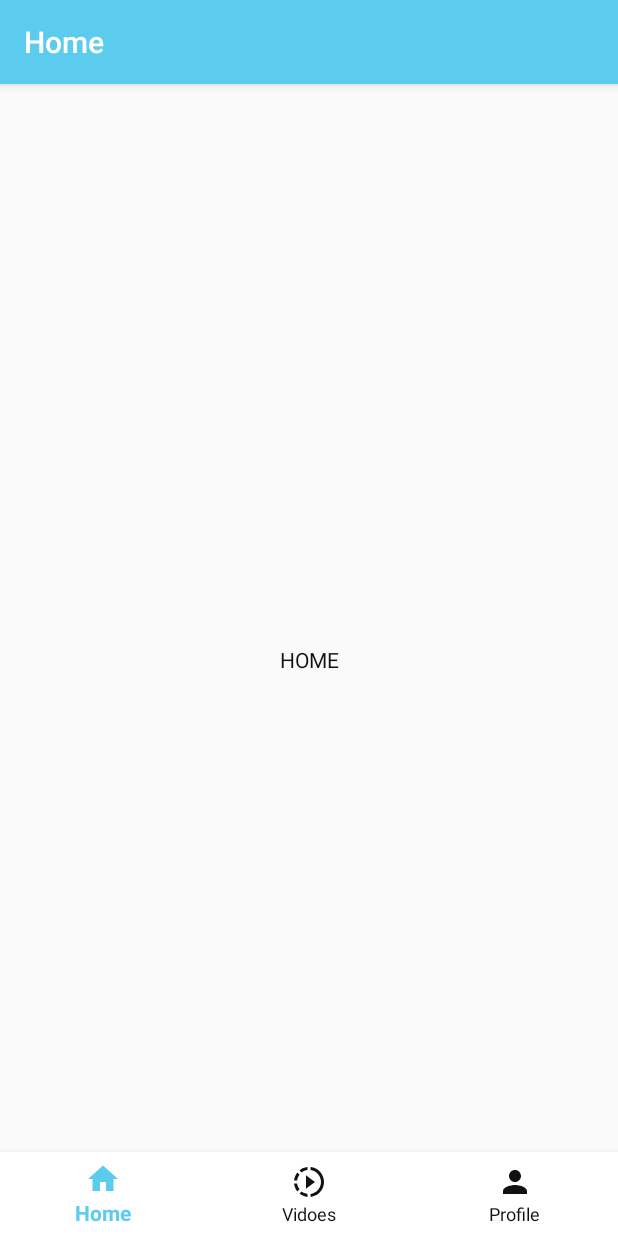
After one commit to dishant888/AcadBoost-Android, an Android app: the HomeFragment screen opened directly, with no data from a screen before it, on a phone screen of 412 x 824 dp. The commit adds this screen. Run offline under Robolectric (Android 15) with nearby library versions, the phone set to English and light mode, and no system bars.

Commit message:
Added Home , Video and profile fragments

```diff
--- a/app/src/main/AndroidManifest.xml
+++ b/app/src/main/AndroidManifest.xml
@@ -12,8 +12,8 @@
         android:supportsRtl="true"
         android:theme="@style/AppTheme">
         <activity android:name=".HomeActivity"></activity>
-        <activity android:name=".LoginActivity" />
-        <activity android:name=".MainActivity">
+        <activity android:name=".LoginActivity" android:theme="@style/AppTheme.NoActionBar" />
+        <activity android:name=".MainActivity" android:theme="@style/AppTheme.NoActionBar">
             <intent-filter>
                 <action android:name="android.intent.action.MAIN" />
 
--- /dev/null
+++ b/app/src/main/java/com/example/acadboost/HomeFragment.java
@@ -0,0 +1,22 @@
+package com.example.acadboost;
+
+import android.os.Bundle;
+import android.view.LayoutInflater;
+import android.view.View;
+import android.view.ViewGroup;
+
+import androidx.annotation.NonNull;
+import androidx.annotation.Nullable;
+import androidx.fragment.app.Fragment;
+
+public class HomeFragment extends Fragment {
+
+    @Nullable
+    @Override
+    public View onCreateView(@NonNull LayoutInflater inflater, @Nullable ViewGroup container, @Nullable Bundle savedInstanceState) {
+
+        getActivity().setTitle("Home");
+
+        return inflater.inflate(R.layout.home_fragment,container,false);
+    }
+}
--- /dev/null
+++ b/app/src/main/res/drawable/bottom_menu_icon_selector_color.xml
@@ -0,0 +1,6 @@
+<?xml version="1.0" encoding="utf-8"?>
+<selector xmlns:android="http://schemas.android.com/apk/res/android">
+    <item android:state_checked="true" android:color="@color/colorTheme"/>
+    <item android:state_pressed="true" android:state_enabled="true" android:color="@color/colorTheme"/>
+    <item android:color="@color/colorBlack"/>
+</selector>
--- /dev/null
+++ b/app/src/main/res/drawable/ic_home.xml
@@ -0,0 +1,9 @@
+<vector xmlns:android="http://schemas.android.com/apk/res/android"
+        android:width="24dp"
+        android:height="24dp"
+        android:viewportWidth="24.0"
+        android:viewportHeight="24.0">
+    <path
+        android:fillColor="#FF000000"
+        android:pathData="M10,20v-6h4v6h5v-8h3L12,3 2,12h3v8z"/>
+</vector>
--- /dev/null
+++ b/app/src/main/res/drawable/ic_person.xml
@@ -0,0 +1,9 @@
+<vector xmlns:android="http://schemas.android.com/apk/res/android"
+        android:width="24dp"
+        android:height="24dp"
+        android:viewportWidth="24.0"
+        android:viewportHeight="24.0">
+    <path
+        android:fillColor="#FF000000"
+        android:pathData="M12,12c2.21,0 4,-1.79 4,-4s-1.79,-4 -4,-4 -4,1.79 -4,4 1.79,4 4,4zM12,14c-2.67,0 -8,1.34 -8,4v2h16v-2c0,-2.66 -5.33,-4 -8,-4z"/>
+</vector>
--- /dev/null
+++ b/app/src/main/res/drawable/ic_video.xml
@@ -0,0 +1,9 @@
+<vector xmlns:android="http://schemas.android.com/apk/res/android"
+        android:width="24dp"
+        android:height="24dp"
+        android:viewportWidth="24.0"
+        android:viewportHeight="24.0">
+    <path
+        android:fillColor="#FF000000"
+        android:pathData="M13.05,9.79L10,7.5v9l3.05,-2.29L16,12zM13.05,9.79L10,7.5v9l3.05,-2.29L16,12zM13.05,9.79L10,7.5v9l3.05,-2.29L16,12zM11,4.07L11,2.05c-2.01,0.2 -3.84,1 -5.32,2.21L7.1,5.69c1.11,-0.86 2.44,-1.44 3.9,-1.62zM5.69,7.1L4.26,5.68C3.05,7.16 2.25,8.99 2.05,11h2.02c0.18,-1.46 0.76,-2.79 1.62,-3.9zM4.07,13L2.05,13c0.2,2.01 1,3.84 2.21,5.32l1.43,-1.43c-0.86,-1.1 -1.44,-2.43 -1.62,-3.89zM5.68,19.74C7.16,20.95 9,21.75 11,21.95v-2.02c-1.46,-0.18 -2.79,-0.76 -3.9,-1.62l-1.42,1.43zM22,12c0,5.16 -3.92,9.42 -8.95,9.95v-2.02C16.97,19.41 20,16.05 20,12s-3.03,-7.41 -6.95,-7.93L13.05,2.05C18.08,2.58 22,6.84 22,12z"/>
+</vector>
--- a/app/src/main/res/layout/activity_home.xml
+++ b/app/src/main/res/layout/activity_home.xml
@@ -1,9 +1,24 @@
 <?xml version="1.0" encoding="utf-8"?>
-<androidx.constraintlayout.widget.ConstraintLayout xmlns:android="http://schemas.android.com/apk/res/android"
+<RelativeLayout xmlns:android="http://schemas.android.com/apk/res/android"
     xmlns:app="http://schemas.android.com/apk/res-auto"
     xmlns:tools="http://schemas.android.com/tools"
     android:layout_width="match_parent"
     android:layout_height="match_parent"
     tools:context=".HomeActivity">
 
-</androidx.constraintlayout.widget.ConstraintLayout>
+    <FrameLayout
+        android:id="@+id/fragmentContainer"
+        android:layout_width="match_parent"
+        android:layout_height="match_parent"/>
+
+    <com.google.android.material.bottomnavigation.BottomNavigationView
+        android:id="@+id/bottomNavigation"
+        android:layout_width="match_parent"
+        android:layout_height="wrap_content"
+        android:layout_alignParentBottom="true"
+        android:background="@color/cardview_light_background"
+        app:itemIconTint="@drawable/bottom_menu_icon_selector_color"
+        app:itemTextColor="@drawable/bottom_menu_icon_selector_color"
+        app:menu="@menu/bottom_menu" />
+
+</RelativeLayout>
--- /dev/null
+++ b/app/src/main/res/layout/home_fragment.xml
@@ -0,0 +1,13 @@
+<?xml version="1.0" encoding="utf-8"?>
+<LinearLayout xmlns:android="http://schemas.android.com/apk/res/android"
+    android:orientation="vertical" android:layout_width="match_parent"
+    android:layout_height="match_parent">
+
+    <TextView
+        android:layout_width="match_parent"
+        android:layout_height="match_parent"
+        android:text="HOME"
+        android:textColor="#111111"
+        android:gravity="center"/>
+
+</LinearLayout>
--- /dev/null
+++ b/app/src/main/res/menu/bottom_menu.xml
@@ -0,0 +1,20 @@
+<?xml version="1.0" encoding="utf-8"?>
+<menu xmlns:app="http://schemas.android.com/apk/res-auto"
+    xmlns:android="http://schemas.android.com/apk/res/android">
+
+    <item
+        android:title="Home"
+        android:icon="@drawable/ic_home"
+        android:id="@+id/homeMenu"/>
+
+    <item
+        android:title="Vidoes"
+        android:icon="@drawable/ic_video"
+        android:id="@+id/videoMenu"/>
+
+    <item
+        android:title="Profile"
+        android:icon="@drawable/ic_person"
+        android:id="@+id/userMenu"/>
+
+</menu>
--- a/app/src/main/res/values/colors.xml
+++ b/app/src/main/res/values/colors.xml
@@ -3,4 +3,7 @@
     <color name="colorPrimary">#008577</color>
     <color name="colorPrimaryDark">#00574B</color>
     <color name="colorAccent">#D81B60</color>
+    <color name="colorTheme">#5BCCEE</color>
+    <color name="colorBlack">#111111</color>
+    <color name="colorWhite">#ffffff</color>
 </resources>
--- a/app/src/main/res/values/styles.xml
+++ b/app/src/main/res/values/styles.xml
@@ -1,13 +1,21 @@
 <resources>
 
     <!-- Base application theme. -->
-    <style name="AppTheme" parent="Theme.AppCompat.Light.NoActionBar">
+    <style name="AppTheme" parent="Theme.AppCompat.Light.DarkActionBar">
         <!-- Customize your theme here. -->
-        <item name="colorPrimary">@color/colorPrimary</item>
+        <item name="colorPrimary">@color/colorTheme</item>
         <item name="colorPrimaryDark">@color/colorPrimaryDark</item>
         <item name="colorAccent">@color/colorAccent</item>
     </style>
 
+<!--    No Action Bar-->
+    <style name="AppTheme.NoActionBar" parent="Theme.AppCompat.Light.NoActionBar">
+        <!-- Customize your theme here. -->
+        <item name="windowActionBar">false</item>
+        <item name="windowNoTitle">true</item>
+    </style>
+
+<!--    Bottom sheet-->
     <style name="getStartedModal" parent="Theme.Design.BottomSheetDialog">
         <item name="bottomSheetStyle">@style/BottomSheetStyle</item>
     </style>
```
Also changed, not shown: app/src/main/java/com/example/acadboost/HomeActivity.java (+40 -0 lines), app/src/main/java/com/example/acadboost/LoginActivity.java (+29 -18 lines), app/src/main/java/com/example/acadboost/MainActivity.java (+15 -14 lines), app/src/main/java/com/example/acadboost/UserFragment.java (added, +22 -0 lines), app/src/main/java/com/example/acadboost/VideoFragment.java (added, +22 -0 lines), app/src/main/res/layout/user_fragment.xml (added, +13 -0 lines), app/src/main/res/layout/video_fragment.xml (added, +13 -0 lines).
